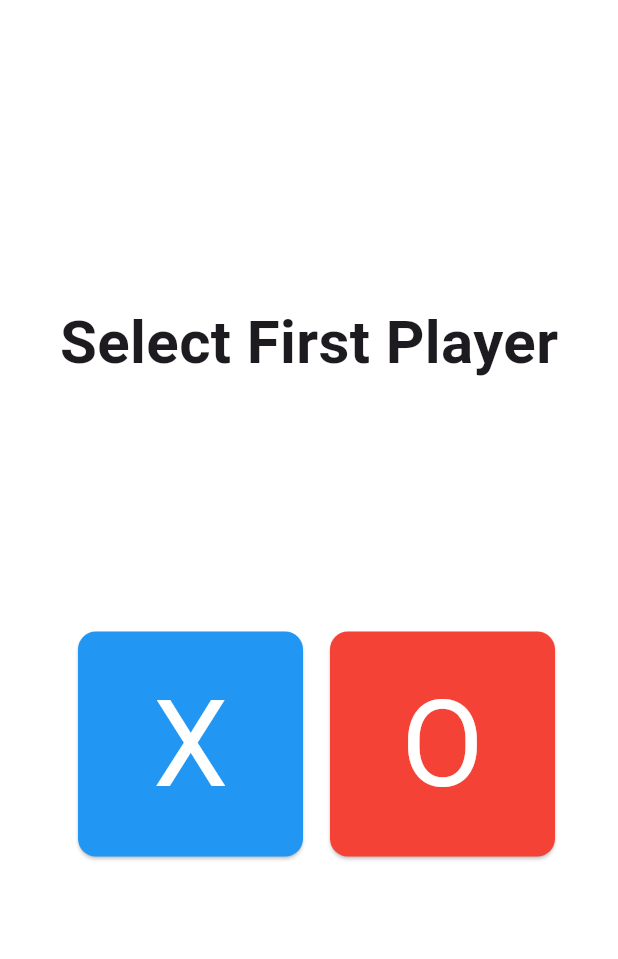
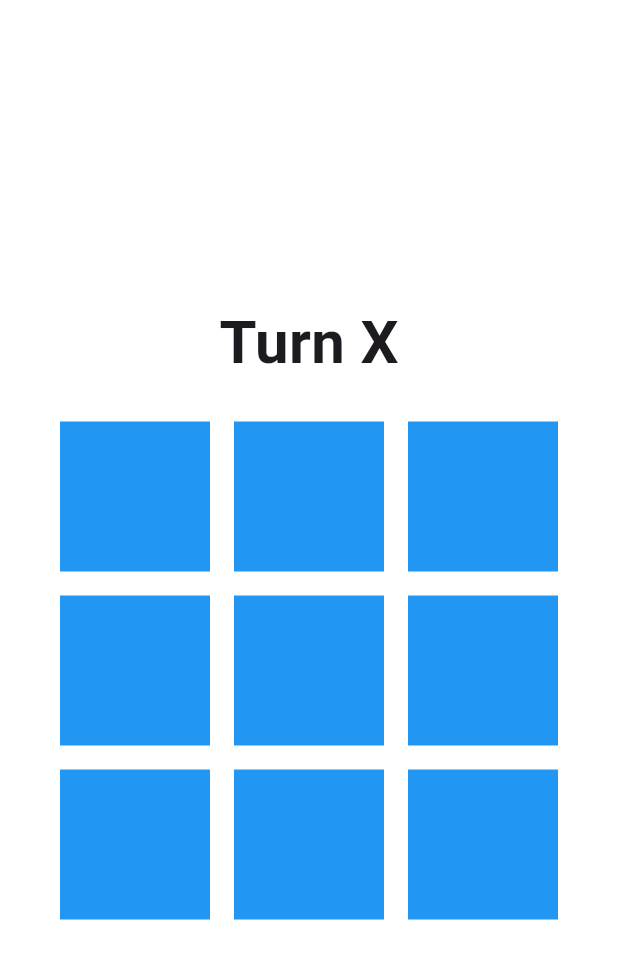
Before and after one commit to pondforwork/XO_Flutter, a Flutter app: the screen it shows after launch, after a tap on an icon or button, on a phone screen of 412 x 824 dp. Shown: the top 959 px of the screen. Run offline on Flutter 3.47's test engine with Material 3 defaults, Android fonts, the phone set to English and light mode, and no system bars.

Commit message:
Can Play Without Select Player

```diff
--- /dev/null
+++ b/lib/screen/play.dart
@@ -0,0 +1,158 @@
+import 'package:flutter/material.dart';
+
+class PlayGame extends StatefulWidget {
+  const PlayGame({Key? key}) : super(key: key);
+
+  @override
+  State<PlayGame> createState() => _PlayGameState();
+}
+
+class _PlayGameState extends State<PlayGame> {
+  List<List<String>> board = [
+    ['', '', ''],
+    ['', '', ''],
+    ['', '', ''],
+  ];
+
+  List<List<Color>> cellColors = [
+    [Colors.blue, Colors.blue, Colors.blue],
+    [Colors.blue, Colors.blue, Colors.blue],
+    [Colors.blue, Colors.blue, Colors.blue],
+  ];
+
+  bool isXTurn = true; // true for X, false for O
+
+  @override
+  Widget build(BuildContext context) {
+    return Scaffold(
+      backgroundColor: Colors.white,
+      body: Column(
+        children: [
+          SizedBox(
+            height: 200,
+          ),
+          Column(
+            children: [
+              Center(
+                child: Text(
+                  isXTurn ? "Turn X" : "Turn O",
+                  style: TextStyle(fontWeight: FontWeight.bold, fontSize: 40),
+                ),
+              ),
+            ],
+          ),
+          SizedBox(
+            height: 16,
+          ),
+          Column(
+            children: List.generate(3, (row) {
+              return Row(
+                mainAxisAlignment: MainAxisAlignment.center,
+                children: List.generate(3, (col) {
+                  return GestureDetector(
+                    onTap: () {
+                      _onCellTap(row, col);
+                    },
+                    child: Container(
+                      width: 100,
+                      height: 100,
+                      margin: EdgeInsets.all(8),
+                      color: cellColors[row][col],
+                      child: Center(
+                        child: Text(
+                          board[row][col],
+                          style: TextStyle(fontSize: 40, color: Colors.white),
+                        ),
+                      ),
+                    ),
+                  );
+                }),
+              );
+            }),
+          ),
+        ],
+      ),
+    );
+  }
+
+  void _onCellTap(int row, int col) {
+    if (board[row][col].isEmpty) {
+      setState(() {
+        board[row][col] = isXTurn ? 'X' : 'O';
+        isXTurn = !isXTurn;
+        cellColors[row][col] = isXTurn ? Colors.red : Colors.green;
+        _checkForWin();
+      });
+    }
+  }
+
+  void _checkForWin() {
+    // Check rows
+    for (int i = 0; i < 3; i++) {
+      if (board[i][0] == board[i][1] &&
+          board[i][1] == board[i][2] &&
+          board[i][0].isNotEmpty) {
+        _showWinDialog(board[i][0]);
+        return;
+      }
+    }
+
+    // Check columns
+    for (int i = 0; i < 3; i++) {
+      if (board[0][i] == board[1][i] &&
+          board[1][i] == board[2][i] &&
+          board[0][i].isNotEmpty) {
+        _showWinDialog(board[0][i]);
+        return;
+      }
+    }
+
+    // Check diagonals
+    if (board[0][0] == board[1][1] &&
+        board[1][1] == board[2][2] &&
+        board[0][0].isNotEmpty) {
+      _showWinDialog(board[0][0]);
+      return;
+    }
+
+    if (board[0][2] == board[1][1] &&
+        board[1][1] == board[2][0] &&
+        board[0][2].isNotEmpty) {
+      _showWinDialog(board[0][2]);
+      return;
+    }
+  }
+
+  void _showWinDialog(String winner) {
+    showDialog(
+      context: context,
+      builder: (BuildContext context) {
+        return AlertDialog(
+          title: Text('Game Over'),
+          content: Text('$winner wins!'),
+          actions: [
+            TextButton(
+              onPressed: () {
+                Navigator.of(context).pop();
+                _resetGame();
+              },
+              child: Text('Play Again'),
+            ),
+          ],
+        );
+      },
+    );
+  }
+
+  void _resetGame() {
+    setState(() {
+      for (int i = 0; i < 3; i++) {
+        for (int j = 0; j < 3; j++) {
+          board[i][j] = '';
+          cellColors[i][j] = Colors.blue;
+        }
+      }
+      isXTurn = true;
+    });
+  }
+}
--- a/lib/screen/selectplayer.dart
+++ b/lib/screen/selectplayer.dart
@@ -1,4 +1,5 @@
 import 'package:flutter/material.dart';
+import 'package:xo_flutter/screen/play.dart';
 
 class selectplayer extends StatefulWidget {
   const selectplayer({super.key});
@@ -26,15 +27,14 @@ class _selectplayerState extends State<selectplayer> {
               ),
             )
           ],
-        ),
-        SizedBox(
+        ),const SizedBox(
           height: 150,
         ),
         Row(
           mainAxisAlignment: MainAxisAlignment.center,
           children: [
             Padding(
-              padding: EdgeInsets.all(10.0),
+              padding: const EdgeInsets.all(10.0),
               child: Card(
                   color: Colors.blue, // Set the background color here
                   clipBehavior: Clip.hardEdge,
@@ -42,6 +42,7 @@ class _selectplayerState extends State<selectplayer> {
                     splashColor: Colors.green,
                     onTap: () {
                       print("Test");
+                      Navigator.push(context, MaterialPageRoute(builder: (BuildContext context) { return const PlayGame(); }));
                     },
                     child: const SizedBox(
                       width: 150,
@@ -64,7 +65,6 @@ class _selectplayerState extends State<selectplayer> {
             ),
             Card(
                 color: Colors.red, // Set the background color here
-
                 clipBehavior: Clip.hardEdge,
                 child: InkWell(
                   splashColor: Colors.green,
```
